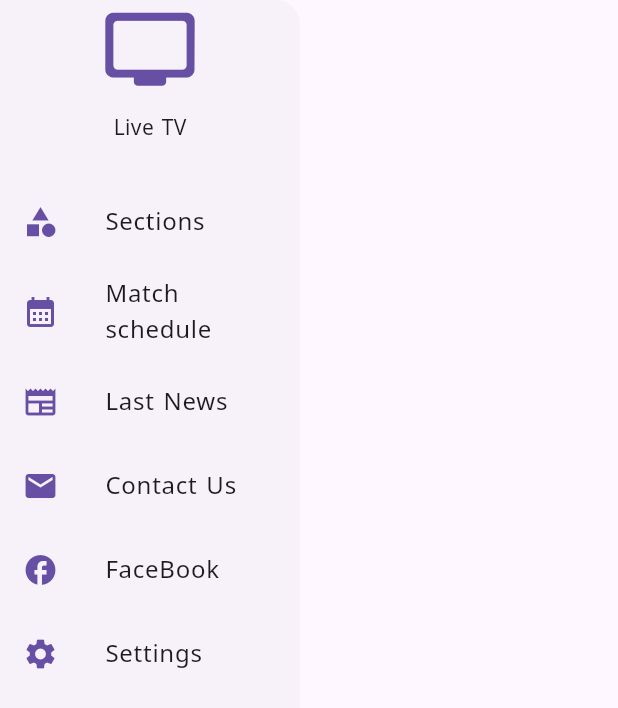
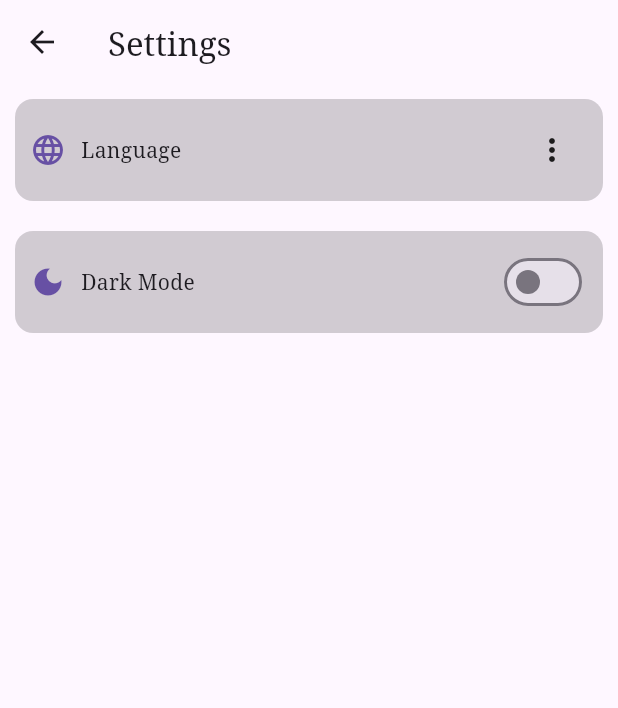
Before and after one commit to Emad-Pro/Match_Live, a Flutter app: the MainDrawer widget shown alone on an empty page, opened directly, after a tap on "Settings", on a phone screen of 412 x 824 dp. Shown: the top 708 px of the screen. Run offline on Flutter 3.47's test engine with Material 3 defaults, Android fonts, the light colour scheme and no system bars; our stand-ins replace bloc, flutter_bloc, freezed_annotation, get_it, shared_preferences; accounts and stored records are empty.

Commit message:
Finshed Settings Screen

```diff
--- a/assets/lang/ar.json
+++ b/assets/lang/ar.json
@@ -7,5 +7,9 @@
     "FaceBook": "فيس بوك",
     "Settings": "الاعدادات",
     "Send App": "أرسال التطبيق",
-    "Visit WebSite": "زيارة الموقع"
+    "Visit WebSite": "زيارة الموقع",
+    "Dark Mode": "الوضع الليلي",
+    "Language": "اللغة",
+    "Arabic": "العربية",
+    "English": "الانجليزية"
 }
--- a/assets/lang/en.json
+++ b/assets/lang/en.json
@@ -7,5 +7,9 @@
     "FaceBook": "FaceBook",
     "Settings": "Settings",
     "Send App": "Send App",
-    "Visit WebSite": "Visit WebSite"
+    "Visit WebSite": "Visit WebSite",
+    "Dark Mode": "Dark Mode",
+    "Language": "Language",
+    "Arabic": "Arabic",
+    "English": "English"
 }
--- a/lib/core/theme/service/theme_service.dart
+++ b/lib/core/theme/service/theme_service.dart
@@ -1,21 +1,14 @@
 import 'package:flutter/material.dart';
-
-import '../../get_it/service_locator.dart';
-import '../../localizations/cubit/localizations_cubit.dart';
 import '../../shared_pref/shared_pref.dart';
 
 class ThemeService {
-  static String? customFontFamily() {
-    return getIt<LocalizationsCubit>().state.locale.languageCode == 'en'
-        ? 'nato_kufe'
-        : 'noto_serif';
-  }
+  static ThemeData lightTheme(Locale locale) => ThemeData(
+      brightness: Brightness.light,
+      fontFamily: locale.languageCode == 'ar' ? 'nato_kufe' : 'noto_serif');
 
-  static ThemeData lightTheme =
-      ThemeData(brightness: Brightness.light, fontFamily: customFontFamily());
-
-  static ThemeData darkTheme =
-      ThemeData(brightness: Brightness.dark, fontFamily: customFontFamily());
+  static ThemeData darkTheme(Locale locale) => ThemeData(
+      brightness: Brightness.dark,
+      fontFamily: locale.languageCode == 'ar' ? 'nato_kufe' : 'noto_serif');
 
   // var Key Theme
   static const String _themeKey = 'theme_key';
--- a/lib/src/main/view/widget/main_drawer.dart
+++ b/lib/src/main/view/widget/main_drawer.dart
@@ -2,6 +2,7 @@ import 'package:flutter/material.dart';
 import 'package:live_match/core/localizations/localizations_service.dart';
 
 import '../../../../core/widget/custom_list_tile.dart';
+import '../../../settings/view/screen/settings_screen.dart';
 
 class MainDrawer extends StatelessWidget {
   const MainDrawer({
@@ -51,7 +52,10 @@ class MainDrawer extends StatelessWidget {
           CustomListTile(
             titleText: "Settings".tr(context),
             leadingIcon: Icons.settings,
-            onTap: () {},
+            onTap: () {
+              Navigator.push(context,
+                  MaterialPageRoute(builder: (context) => SettingsScreen()));
+            },
           )
         ],
       ),
--- /dev/null
+++ b/lib/src/settings/view/screen/settings_screen.dart
@@ -0,0 +1,27 @@
+import 'package:flutter/material.dart';
+
+import 'package:live_match/core/localizations/localizations_service.dart';
+
+import 'widget/settings_language.dart';
+import 'widget/settings_theme.dart';
+
+class SettingsScreen extends StatelessWidget {
+  const SettingsScreen({super.key});
+
+  @override
+  Widget build(BuildContext context) {
+    return Scaffold(
+      appBar: AppBar(
+        title: Text(
+          "Settings".tr(context),
+        ),
+      ),
+      body: const Column(
+        children: [
+          SettingsLanguage(),
+          SettingsTheme(),
+        ],
+      ),
+    );
+  }
+}
--- /dev/null
+++ b/lib/src/settings/view/screen/widget/custom_tile_widget.dart
@@ -0,0 +1,36 @@
+import 'package:flutter/material.dart';
+
+class CustomTileWidget extends StatelessWidget {
+  const CustomTileWidget(
+      {super.key,
+      required this.actionTileWidget,
+      required this.actionTitleTileText,
+      required this.actionTileIconData});
+  final Widget actionTileWidget;
+  final String actionTitleTileText;
+  final IconData actionTileIconData;
+  @override
+  Widget build(BuildContext context) {
+    return Container(
+      padding: const EdgeInsets.all(10),
+      margin: const EdgeInsets.all(10),
+      decoration: BoxDecoration(
+          borderRadius: BorderRadius.circular(12),
+          color: Theme.of(context).colorScheme.onSurface.withOpacity(0.2)),
+      child: Row(
+        children: [
+          Icon(
+            actionTileIconData,
+            color: Theme.of(context).colorScheme.primary,
+          ),
+          Padding(
+            padding: const EdgeInsets.symmetric(horizontal: 10.0),
+            child: Text(actionTitleTileText),
+          ),
+          Spacer(),
+          actionTileWidget
+        ],
+      ),
+    );
+  }
+}
--- /dev/null
+++ b/lib/src/settings/view/screen/widget/settings_language.dart
@@ -0,0 +1,49 @@
+import 'package:flutter/material.dart';
+import 'package:flutter_bloc/flutter_bloc.dart';
+
+import '../../../../../core/get_it/service_locator.dart';
+import '../../../../../core/localizations/cubit/localizations_cubit.dart';
+import '../../../../../core/localizations/localizations_service.dart';
+import 'custom_tile_widget.dart';
+
+class SettingsLanguage extends StatelessWidget {
+  const SettingsLanguage({
+    super.key,
+  });
+
+  @override
+  Widget build(BuildContext context) {
+    return CustomTileWidget(
+      actionTileIconData: Icons.language,
+      actionTitleTileText: "Language".tr(context),
+      actionTileWidget: BlocBuilder<LocalizationsCubit, LocalizationsState>(
+        bloc: getIt<LocalizationsCubit>(),
+        builder: (context, state) {
+          return PopupMenuButton(itemBuilder: (context) {
+            final stateLanguageCode =
+                LocalizationsService.locale.languageCode == 'ar';
+            toggleColor(bool statusLanguageCode) => statusLanguageCode
+                ? Theme.of(context).colorScheme.primary
+                : null;
+            return [
+              PopupMenuItem(
+                  onTap: () {
+                    getIt<LocalizationsCubit>()
+                        .changeLocale(const Locale('ar'));
+                  },
+                  child: Text('Arabic'.tr(context),
+                      style: TextStyle(color: toggleColor(stateLanguageCode)))),
+              PopupMenuItem(
+                onTap: () {
+                  getIt<LocalizationsCubit>().changeLocale(const Locale('en'));
+                },
+                child: Text('English'.tr(context),
+                    style: TextStyle(color: toggleColor(!stateLanguageCode))),
+              )
+            ];
+          });
+        },
+      ),
+    );
+  }
+}
--- /dev/null
+++ b/lib/src/settings/view/screen/widget/settings_theme.dart
@@ -0,0 +1,33 @@
+import 'package:flutter/material.dart';
+import 'package:flutter_bloc/flutter_bloc.dart';
+import 'package:live_match/core/localizations/localizations_service.dart';
+
+import '../../../../../core/get_it/service_locator.dart';
+import '../../../../../core/theme/cubit/theme_cubit.dart';
+import '../../../../../core/theme/service/theme_service.dart';
+import 'custom_tile_widget.dart';
+
+class SettingsTheme extends StatelessWidget {
+  const SettingsTheme({
+    super.key,
+  });
+
+  @override
+  Widget build(BuildContext context) {
+    return CustomTileWidget(
+      actionTileIconData: Icons.dark_mode,
+      actionTitleTileText: "Dark Mode".tr(context),
+      actionTileWidget: BlocBuilder<ThemeCubit, ThemeState>(
+        bloc: getIt<ThemeCubit>(),
+        builder: (context, state) {
+          return Switch(
+            value: ThemeService.isDarkTheme,
+            onChanged: (value) {
+              getIt<ThemeCubit>().toggleTheme();
+            },
+          );
+        },
+      ),
+    );
+  }
+}
--- a/pubspec.yaml
+++ b/pubspec.yaml
@@ -22,6 +22,7 @@ dependencies:
   json_annotation: ^4.9.0
   shared_preferences: ^2.3.2
   flutter_localization: ^0.2.2
+  hydrated_bloc: ^9.1.5
 
 dev_dependencies:
   flutter_test:
```
Also changed, not shown: lib/main.dart (+4 -3 lines), lib/src/settings/view/cubit/settings_cubit.dart (added, +9 -0 lines), lib/src/settings/view/cubit/settings_state.dart (added, +9 -0 lines), lib/src/settings/view/cubit/settings_cubit.freezed.dart (added), pubspec.lock.
